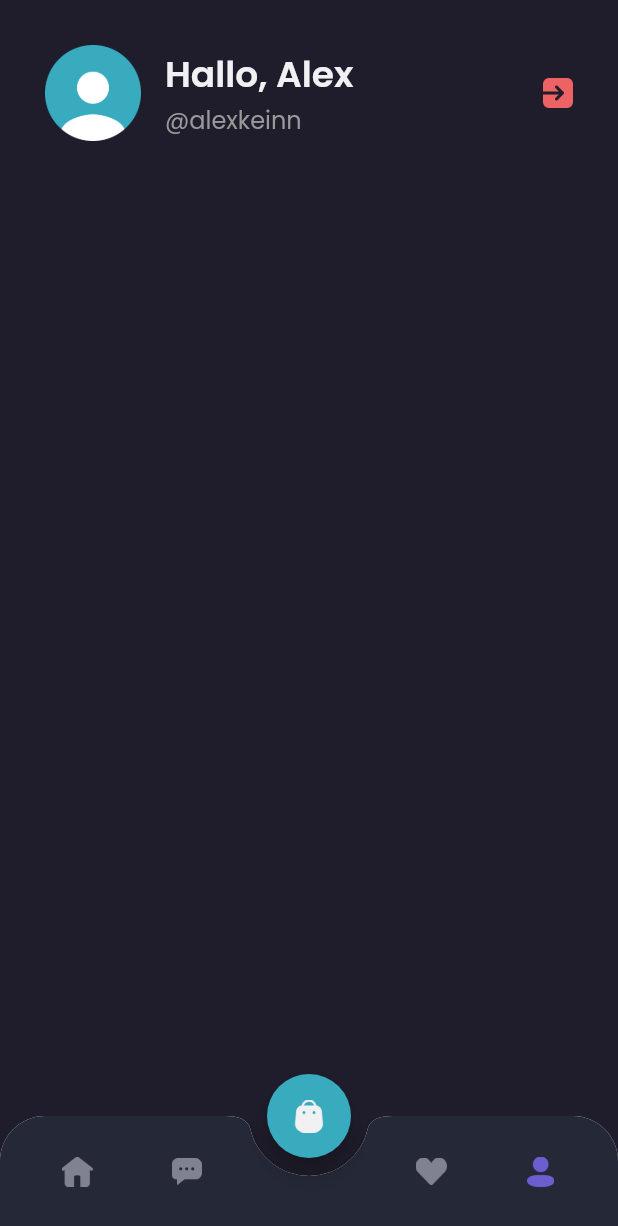
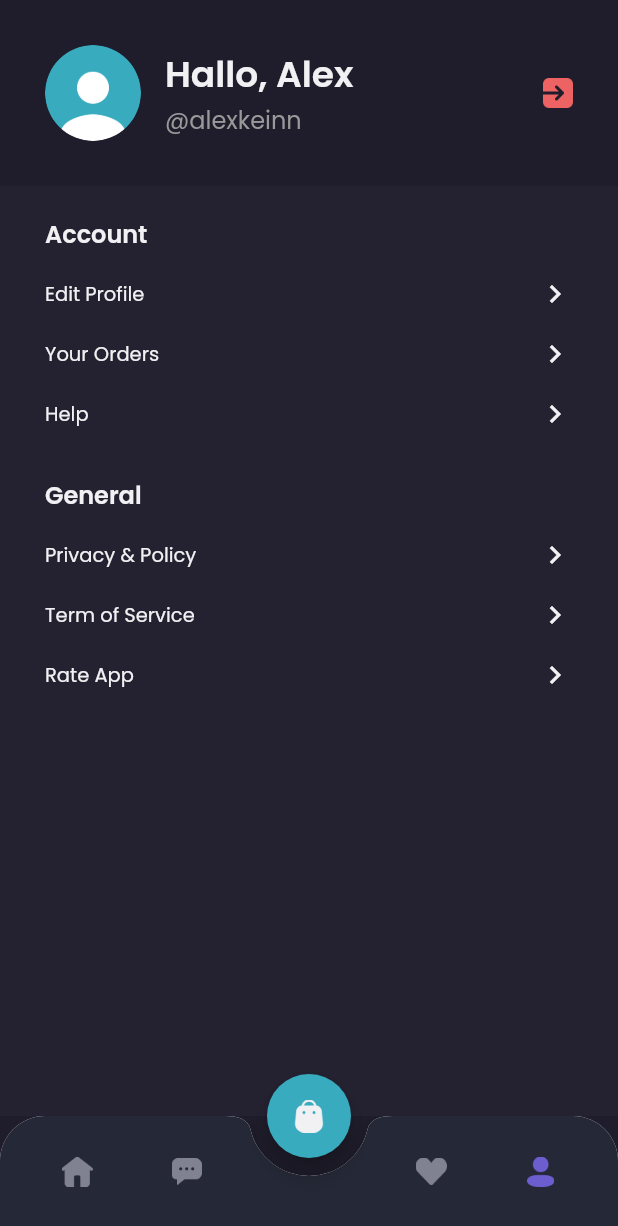
Before and after one commit to ullum/shamos, a Flutter app: the MainPage screen opened by its route, item 4 of the bottom bar chosen, on a phone screen of 412 x 824 dp. Shown: the top 1226 px of the screen. Run offline on Flutter 3.47's test engine with Material 2 defaults, Android fonts, the phone set to English and light mode, and no system bars; our stand-ins replace google_fonts.

Commit message:
27 bagian content profile

```diff
--- a/lib/pages/home/profile_page.dart
+++ b/lib/pages/home/profile_page.dart
@@ -16,9 +16,11 @@ class ProfilePage extends StatelessWidget {
             padding: EdgeInsets.all(defaultMargin),
             child: Row(
               children: [
-                Image.asset(
-                  'assets/image_profile.png',
-                  width: 64,
+                ClipOval(
+                  child: Image.asset(
+                    'assets/image_profile.png',
+                    width: 64,
+                  ),
                 ),
                 const SizedBox(width: 16),
                 Expanded(
@@ -52,10 +54,71 @@ class ProfilePage extends StatelessWidget {
       );
     }
 
+    Widget menuItem(String text) {
+      return Container(
+        margin: const EdgeInsets.only(top: 16),
+        child: Row(
+          mainAxisAlignment: MainAxisAlignment.spaceBetween,
+          children: [
+            Text(
+              text,
+              style: primaryTextStyle.copyWith(fontSize: 13),
+            ),
+            Icon(
+              Icons.chevron_right,
+              color: primaryTextColor,
+            ),
+          ],
+        ),
+      );
+    }
+
+    Widget content() {
+      return Expanded(
+        child: Container(
+          width: double.infinity,
+          padding: EdgeInsets.symmetric(
+            horizontal: defaultMargin,
+            // default margin -> 30
+          ),
+          decoration: BoxDecoration(
+            color: backgroundColor3,
+          ),
+          child: Column(
+            crossAxisAlignment: CrossAxisAlignment.start,
+            children: [
+              const SizedBox(height: 20),
+              Text(
+                'Account',
+                style: primaryTextStyle.copyWith(
+                  fontSize: 16,
+                  fontWeight: semiBold,
+                ),
+              ),
+              menuItem('Edit Profile'),
+              menuItem('Your Orders'),
+              menuItem('Help'),
+              const SizedBox(height: 30),
+              Text(
+                'General',
+                style: primaryTextStyle.copyWith(
+                  fontSize: 16,
+                  fontWeight: semiBold,
+                ),
+              ),
+              menuItem('Privacy & Policy'),
+              menuItem('Term of Service'),
+              menuItem('Rate App'),
+            ],
+          ),
+        ),
+      );
+    }
+
     return Column(
       children: [
         header(),
-        // content(),
+        content(),
       ],
     );
   }
```
